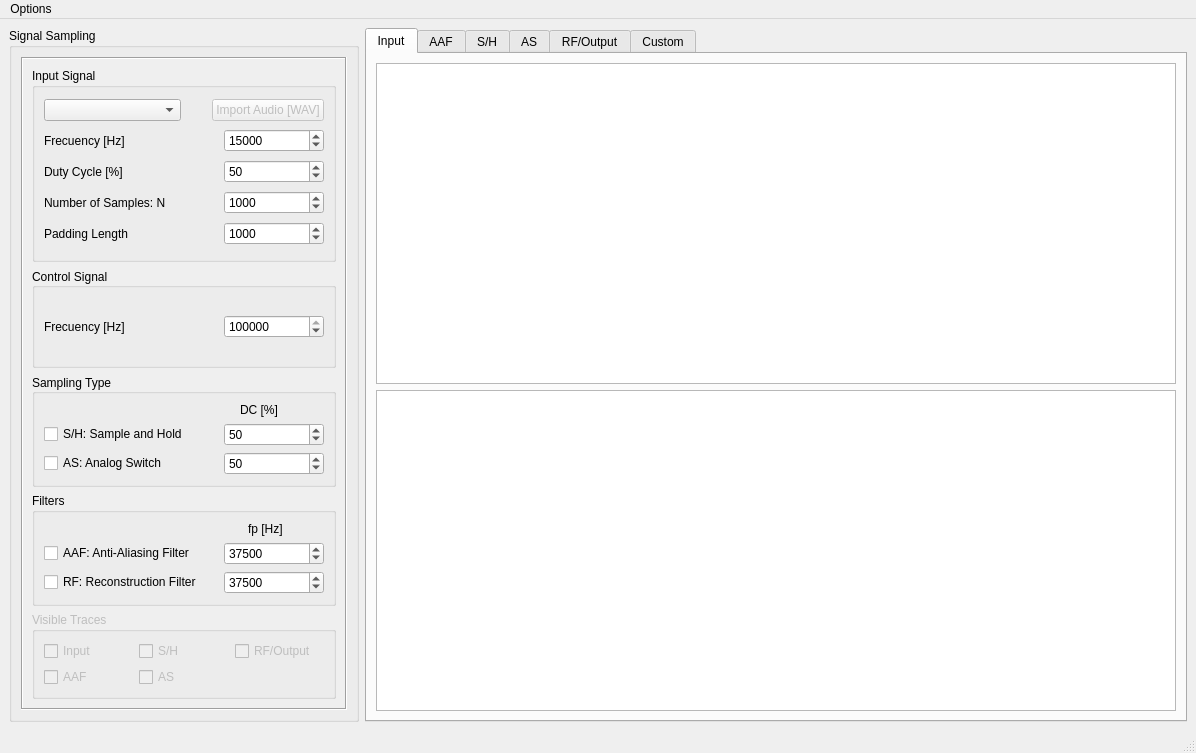
Qt form qt_gui.ui (agussolari/assd_tp1_gui) before a commit.
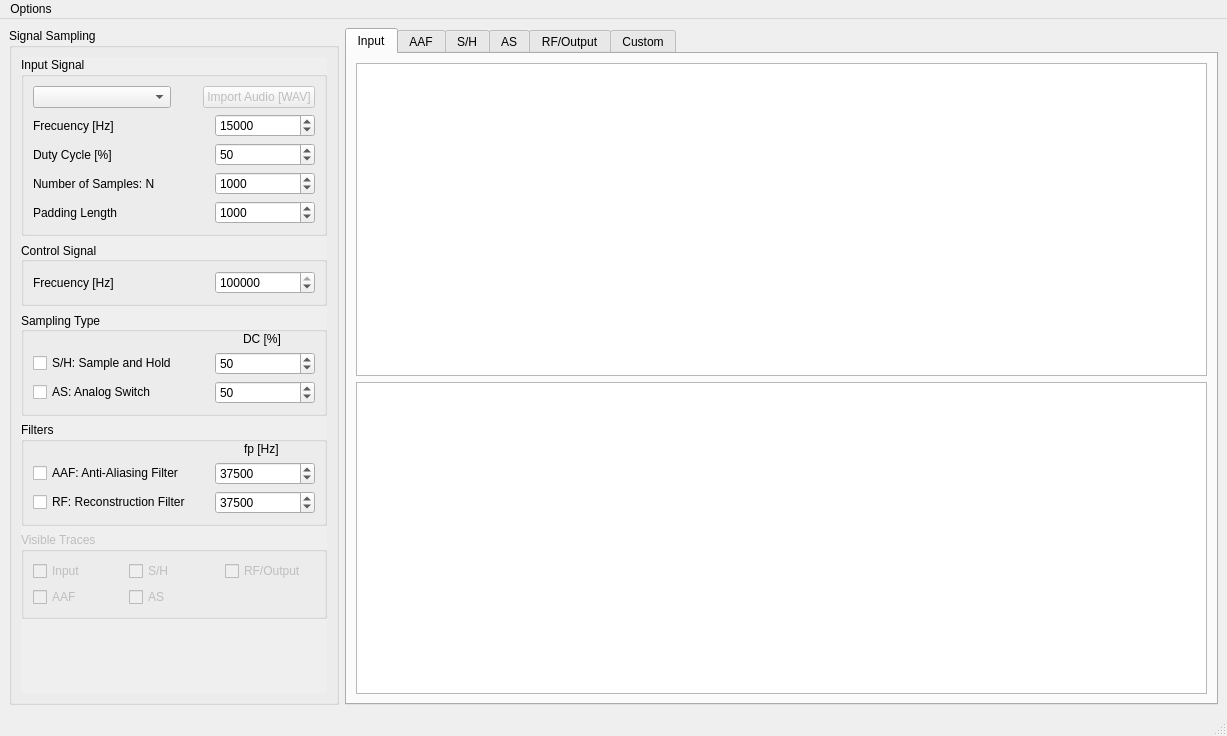
The same form after that commit. Custom widgets are drawn as their Qt base class.

```diff
--- a/qt_gui.ui
+++ b/qt_gui.ui
@@ -6,8 +6,8 @@
    <rect>
     <x>0</x>
     <y>0</y>
-    <width>1196</width>
-    <height>753</height>
+    <width>1227</width>
+    <height>736</height>
    </rect>
   </property>
   <property name="minimumSize">
@@ -37,7 +37,7 @@
       </property>
       <property name="maximumSize">
        <size>
-        <width>350</width>
+        <width>330</width>
         <height>1000000</height>
        </size>
       </property>
@@ -53,17 +53,32 @@
       <layout class="QVBoxLayout" name="verticalLayout" stretch="0">
        <item>
         <widget class="QScrollArea" name="scrollArea">
+         <property name="sizePolicy">
+          <sizepolicy hsizetype="Preferred" vsizetype="Minimum">
+           <horstretch>0</horstretch>
+           <verstretch>0</verstretch>
+          </sizepolicy>
+         </property>
+         <property name="minimumSize">
+          <size>
+           <width>0</width>
+           <height>0</height>
+          </size>
+         </property>
          <property name="frameShape">
-          <enum>QFrame::Box</enum>
+          <enum>QFrame::NoFrame</enum>
+         </property>
+         <property name="frameShadow">
+          <enum>QFrame::Plain</enum>
          </property>
          <property name="lineWidth">
-          <number>1</number>
+          <number>0</number>
          </property>
          <property name="horizontalScrollBarPolicy">
           <enum>Qt::ScrollBarAsNeeded</enum>
          </property>
          <property name="sizeAdjustPolicy">
-          <enum>QAbstractScrollArea::AdjustIgnored</enum>
+          <enum>QAbstractScrollArea::AdjustToContents</enum>
          </property>
          <property name="widgetResizable">
           <bool>true</bool>
@@ -76,15 +91,39 @@
            <rect>
             <x>0</x>
             <y>0</y>
-            <width>321</width>
-            <height>649</height>
+            <width>306</width>
+            <height>623</height>
            </rect>
           </property>
-          <layout class="QVBoxLayout" name="verticalLayout_8">
+          <property name="minimumSize">
+           <size>
+            <width>0</width>
+            <height>0</height>
+           </size>
+          </property>
+          <property name="maximumSize">
+           <size>
+            <width>16777215</width>
+            <height>16777215</height>
+           </size>
+          </property>
+          <layout class="QVBoxLayout" name="verticalLayout_8" stretch="1,1,1,1,0">
+           <property name="leftMargin">
+            <number>0</number>
+           </property>
+           <property name="topMargin">
+            <number>0</number>
+           </property>
+           <property name="rightMargin">
+            <number>0</number>
+           </property>
+           <property name="bottomMargin">
+            <number>0</number>
+           </property>
            <item>
             <widget class="QGroupBox" name="box_inputSignals">
              <property name="sizePolicy">
-              <sizepolicy hsizetype="Expanding" vsizetype="Expanding">
+              <sizepolicy hsizetype="Preferred" vsizetype="Maximum">
                <horstretch>0</horstretch>
                <verstretch>0</verstretch>
               </sizepolicy>
@@ -92,10 +131,13 @@
              <property name="title">
               <string>Input Signal</string>
              </property>
+             <property name="alignment">
+              <set>Qt::AlignLeading|Qt::AlignLeft|Qt::AlignTop</set>
+             </property>
              <property name="flat">
               <bool>false</bool>
              </property>
-             <layout class="QGridLayout" name="gridLayout_6">
+             <layout class="QGridLayout" name="gridLayout_6" columnminimumwidth="0,0">
               <item row="4" column="1" alignment="Qt::AlignRight">
                <widget class="QSpinBox" name="spin_paddingLength">
                 <property name="minimumSize">
@@ -287,7 +329,7 @@
            <item>
             <widget class="QGroupBox" name="box_controlSignal">
              <property name="sizePolicy">
-              <sizepolicy hsizetype="Preferred" vsizetype="Preferred">
+              <sizepolicy hsizetype="Preferred" vsizetype="Maximum">
                <horstretch>0</horstretch>
                <verstretch>0</verstretch>
               </sizepolicy>
@@ -295,13 +337,13 @@
              <property name="minimumSize">
               <size>
                <width>0</width>
-               <height>100</height>
+               <height>0</height>
               </size>
              </property>
              <property name="maximumSize">
               <size>
                <width>16777215</width>
-               <height>150</height>
+               <height>16777215</height>
               </size>
              </property>
              <property name="title">
@@ -348,6 +390,12 @@
            </item>
            <item>
             <widget class="QGroupBox" name="box_samplingType">
+             <property name="sizePolicy">
+              <sizepolicy hsizetype="Preferred" vsizetype="Maximum">
+               <horstretch>0</horstretch>
+               <verstretch>0</verstretch>
+              </sizepolicy>
+             </property>
              <property name="autoFillBackground">
               <bool>false</bool>
              </property>
@@ -357,7 +405,10 @@
              <property name="alignment">
               <set>Qt::AlignLeading|Qt::AlignLeft|Qt::AlignVCenter</set>
              </property>
-             <layout class="QGridLayout" name="gridLayout_5">
+             <layout class="QGridLayout" name="gridLayout_5" columnminimumwidth="170,0">
+              <property name="topMargin">
+               <number>0</number>
+              </property>
               <item row="2" column="0">
                <widget class="QCheckBox" name="check_analogSwitch">
                 <property name="text">
@@ -425,10 +476,19 @@
            </item>
            <item>
             <widget class="QGroupBox" name="box_filters">
+             <property name="sizePolicy">
+              <sizepolicy hsizetype="Preferred" vsizetype="Maximum">
+               <horstretch>0</horstretch>
+               <verstretch>0</verstretch>
+              </sizepolicy>
+             </property>
              <property name="title">
               <string>Filters</string>
              </property>
-             <layout class="QGridLayout" name="gridLayout_4">
+             <layout class="QGridLayout" name="gridLayout_4" columnminimumwidth="170,0">
+              <property name="topMargin">
+               <number>0</number>
+              </property>
               <item row="0" column="1" alignment="Qt::AlignHCenter|Qt::AlignVCenter">
                <widget class="QLabel" name="label_2">
                 <property name="layoutDirection">
@@ -512,11 +572,17 @@
              </layout>
             </widget>
            </item>
-           <item>
+           <item alignment="Qt::AlignTop">
             <widget class="QGroupBox" name="box_custom">
              <property name="enabled">
               <bool>false</bool>
              </property>
+             <property name="sizePolicy">
+              <sizepolicy hsizetype="Preferred" vsizetype="Maximum">
+               <horstretch>0</horstretch>
+               <verstretch>0</verstretch>
+              </sizepolicy>
+             </property>
              <property name="title">
               <string>Visible Traces</string>
              </property>
@@ -673,7 +739,7 @@
     <rect>
      <x>0</x>
      <y>0</y>
-     <width>1196</width>
+     <width>1227</width>
      <height>26</height>
     </rect>
    </property>
```
Left out of the diff: 26 changed lines with no effect on the pictures.
